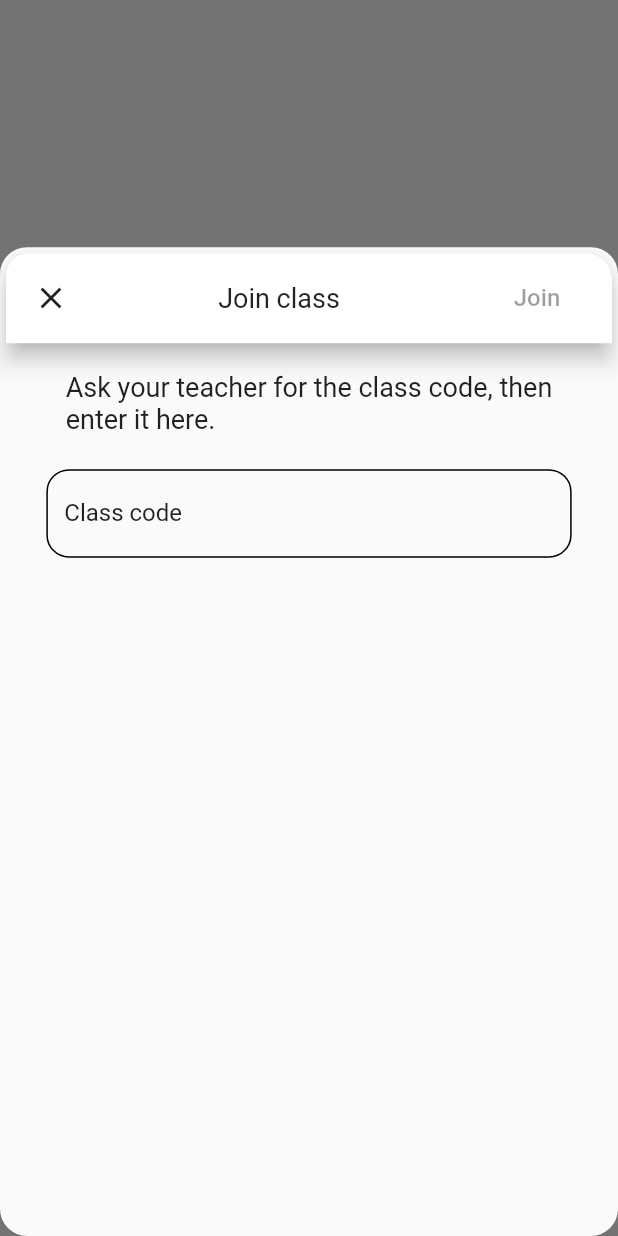
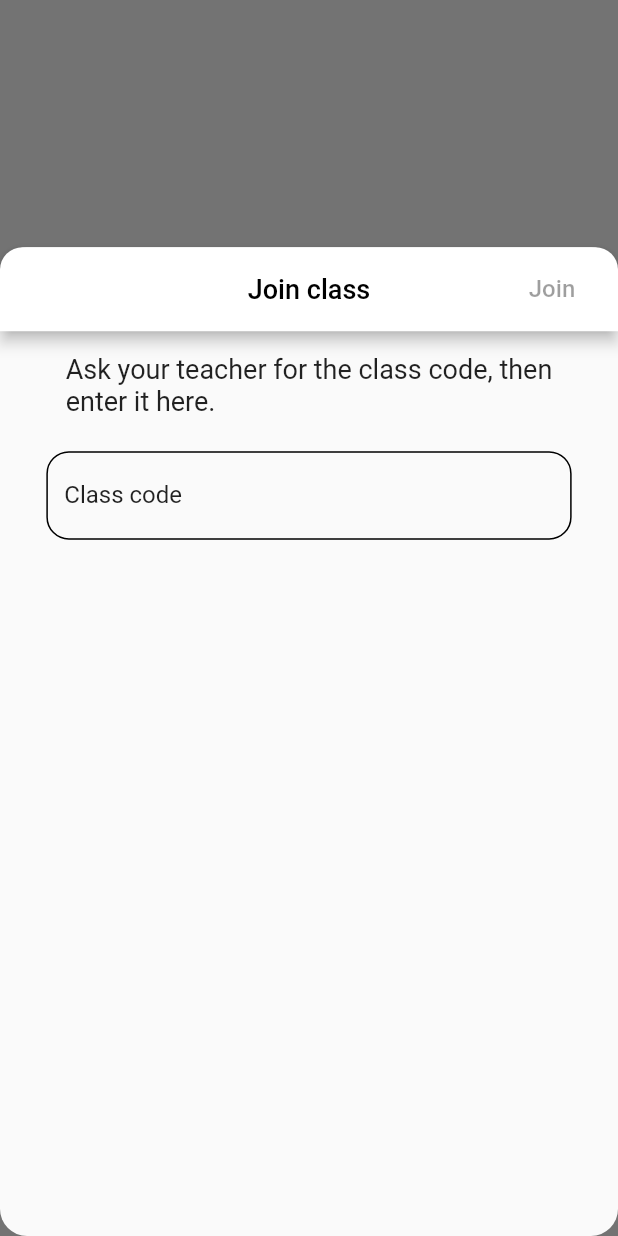
Before and after one commit to nouveau-riche/smart_kaksha, a Flutter app: what buildJoinClass() shows on an empty page, opened directly, on a phone screen of 412 x 824 dp. Run offline on Flutter 3.47's test engine with Material 2 defaults, Android fonts, the light colour scheme and no system bars; our stand-ins replace cloud_firestore, file_picker, firebase_auth, firebase_core, firebase_storage, google_sign_in and 2 more; accounts and stored records are empty; network calls fail.

Commit message:
fixed appbar isse

```diff
--- a/lib/widgets/join_class.dart
+++ b/lib/widgets/join_class.dart
@@ -19,7 +19,7 @@
               children: [
                 buildAppBar(context),
                 Container(
-                  margin: EdgeInsets.symmetric(vertical: 15),
+                  margin: const EdgeInsets.symmetric(vertical: 15),
                   child: const Text(
                     'Ask your teacher for the class code, then\nenter it here.',
                     style: const TextStyle(
@@ -33,29 +33,24 @@
 }
 
 Widget buildAppBar(BuildContext context) {
-  return Card(
-      elevation: 6,
-      shape: const RoundedRectangleBorder(
-          borderRadius: const BorderRadius.only(
-              topLeft: const Radius.circular(15),
-              topRight: const Radius.circular(18))),
-      child: Container(
-        padding: const EdgeInsets.all(6),
-        decoration: BoxDecoration(borderRadius: BorderRadius.circular(18)),
-        child: Row(
-          mainAxisAlignment: MainAxisAlignment.spaceBetween,
-          children: [
-            IconButton(
+  return AppBar(
+    backgroundColor: Colors.white,
+    shape: RoundedRectangleBorder(
+        borderRadius: BorderRadius.only(
+            topLeft: Radius.circular(15), topRight: Radius.circular(15))),
+    centerTitle: true,
+    leading: IconButton(
       icon: const Icon(Icons.clear),
       onPressed: () {
         Navigator.of(context).pop();
         Navigator.of(context).pop();
       },
     ),
-            const Text(
+    title: const Text(
       'Join class',
-              style: const TextStyle(fontSize: 18),
+      style: const TextStyle(fontSize: 18, color: Colors.black),
     ),
+    actions: [
       FlatButton(
         child: const Text(
           'Join',
@@ -65,9 +60,7 @@
             ? null
             : () async {
                 User user = FirebaseAuth.instance.currentUser;
-
-                      DocumentSnapshot snapshot = await FirebaseFirestore
-                          .instance
+                DocumentSnapshot snapshot = await FirebaseFirestore.instance
                     .collection('singleClass')
                     .doc(_codeController.text)
                     .get();
@@ -86,8 +79,7 @@
               },
       )
     ],
-        ),
-      ));
+  );
 }
 
 Widget buildClassCodeField(double width) {
```
Also changed, not shown: lib/widgets/share_joining_code.dart (+4 -4 lines), lib/widgets/unenrol_joined_class.dart (+4 -4 lines). Lines whose indentation alone changed are shown as unchanged.
